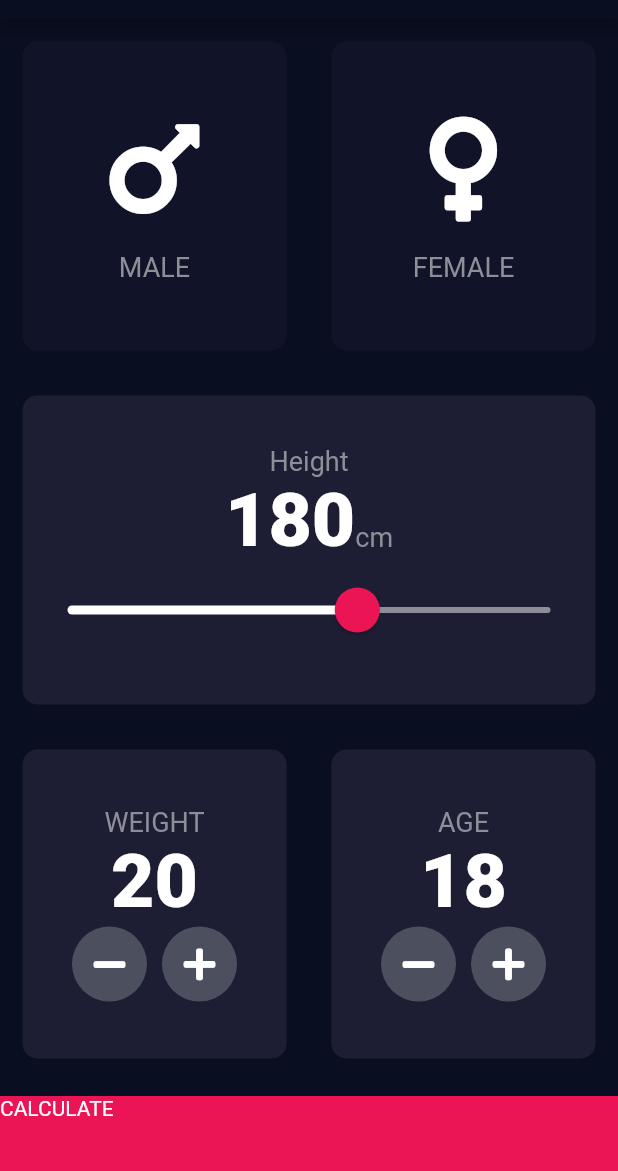
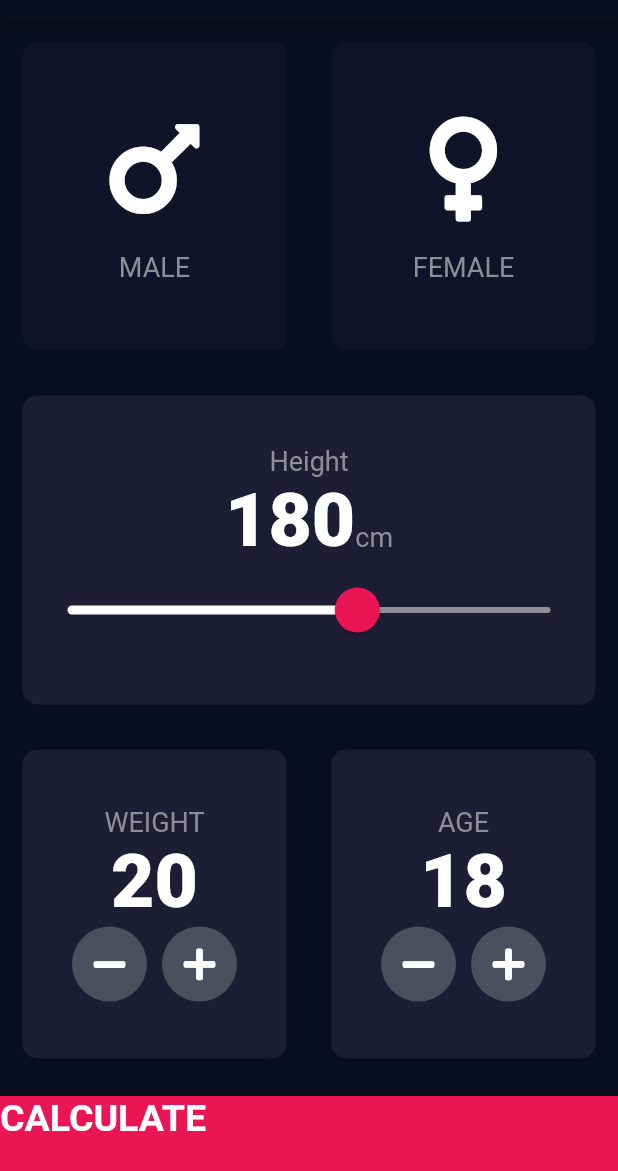
Before and after one commit to Ayushd70/bmi-calculator, a Flutter app: the screen it shows after launch, on a phone screen of 412 x 824 dp, the part 65-1236 px from its top. Run offline on Flutter 3.47's test engine with Material 2 defaults, Android fonts, the phone set to English and light mode, and no system bars; our stand-ins replace font_awesome_flutter.

Commit message:
bmi: add a TextStyle for calculate widget
Signed-off-by: Ayush Dubey <ayushdubey70@gmail.com>

```diff
--- a/lib/constant.dart
+++ b/lib/constant.dart
@@ -16,3 +16,8 @@ const kNumberTextStyle = TextStyle(
   fontSize: 50.0,
   fontWeight: FontWeight.w900,
 );
+
+const kLargeButtonTextStyle = TextStyle(
+  fontSize: 25.0,
+  fontWeight: FontWeight.bold,
+);
--- a/lib/input_page.dart
+++ b/lib/input_page.dart
@@ -216,7 +216,10 @@ class _InputPageState extends State<InputPage> {
                   MaterialPageRoute(builder: (context) => ResultsPage()));
             },
             child: Container(
-              child: Text('CALCULATE'),
+              child: Text(
+                'CALCULATE',
+                style: kLargeButtonTextStyle,
+              ),
               color: kBottomContainerColour,
               margin: EdgeInsets.only(top: 10.0),
               width: double.infinity,
```
